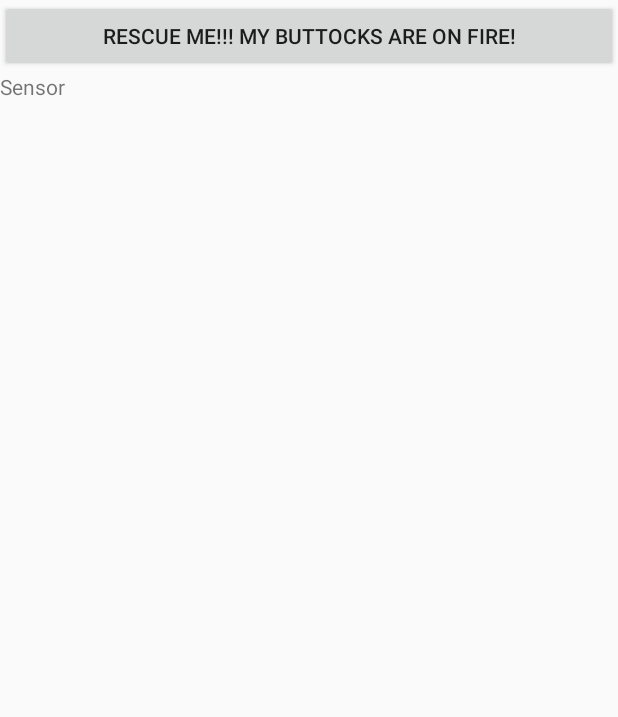
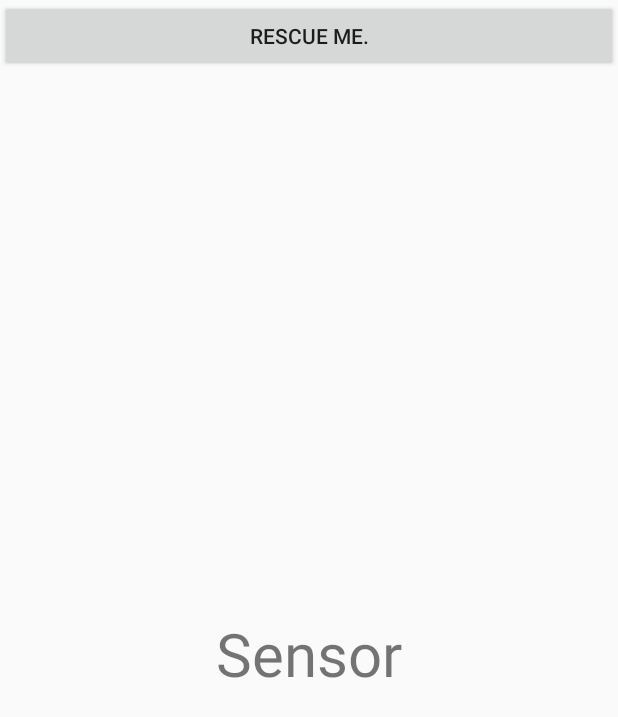
Before and after one commit to DennyLuong/Soteria, an Android app: the layout activity_fullscreen.xml on its own in the app's theme, with its tools: preview values and no code run, on a phone screen of 412 x 824 dp. Shown: the top 717 px of the screen. Run offline under Robolectric (Android 15) with nearby library versions, the phone set to English and light mode, and no system bars.

Commit message:
SoteriaS

```diff
--- a/Soteria2/app/src/main/java/com/example/looka/soteria/FullscreenActivity.java
+++ b/Soteria2/app/src/main/java/com/example/looka/soteria/FullscreenActivity.java
@@ -83,7 +83,7 @@ public class FullscreenActivity extends AppCompatActivity {
         Random g = new Random();
         int colorStart;
         int colorEnd;
-        int num = g.nextInt(50)+1;
+        int num = g.nextInt(50);
         for(int i = 0 ; i<50 ; i++) {
             if(num > 25)
             {
--- a/Soteria2/app/src/main/res/layout/activity_fullscreen.xml
+++ b/Soteria2/app/src/main/res/layout/activity_fullscreen.xml
@@ -8,7 +8,7 @@
     android:id="@+id/start"
     android:layout_width="match_parent"
     android:layout_height="wrap_content"
-    android:text="Rescue Me!!! My buttocks are on fire!"
+    android:text="Rescue Me."
     />
 
     <TextView
@@ -17,7 +17,8 @@
         android:layout_height="match_parent"
         android:src="@mipmap/ic_launcher"
         android:text="Sensor"
-        android:layout_gravity="center_horizontal"/>
+        android:textSize="40dp"
+        android:gravity="center"/>
 
 
     <Switch
```
